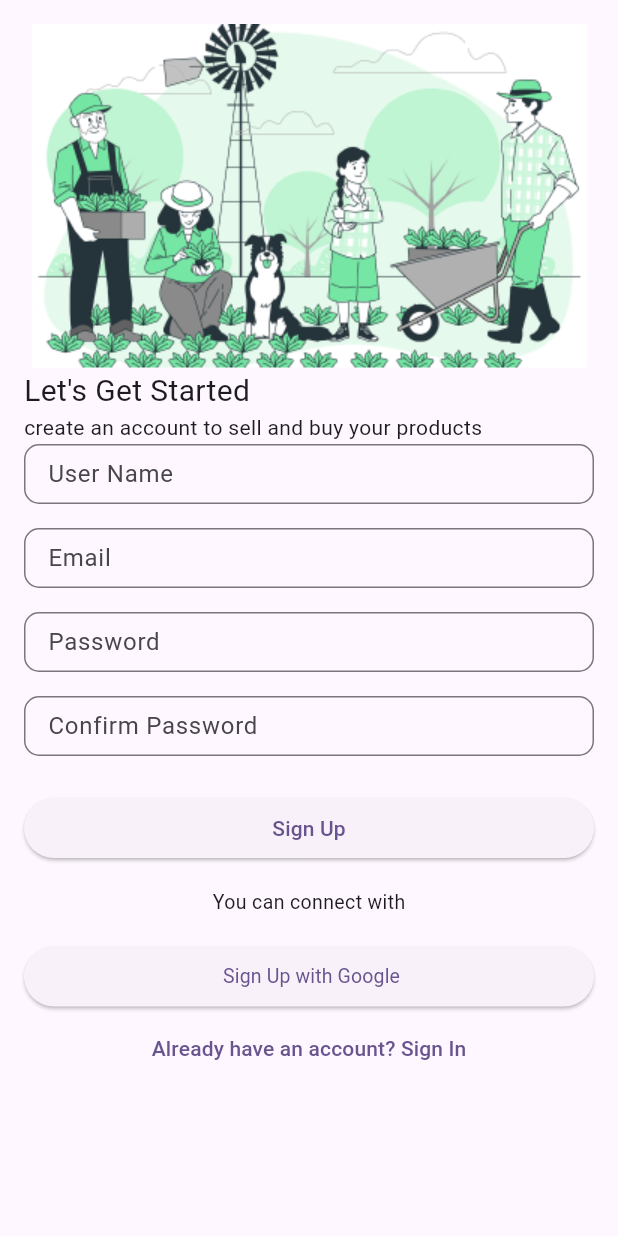
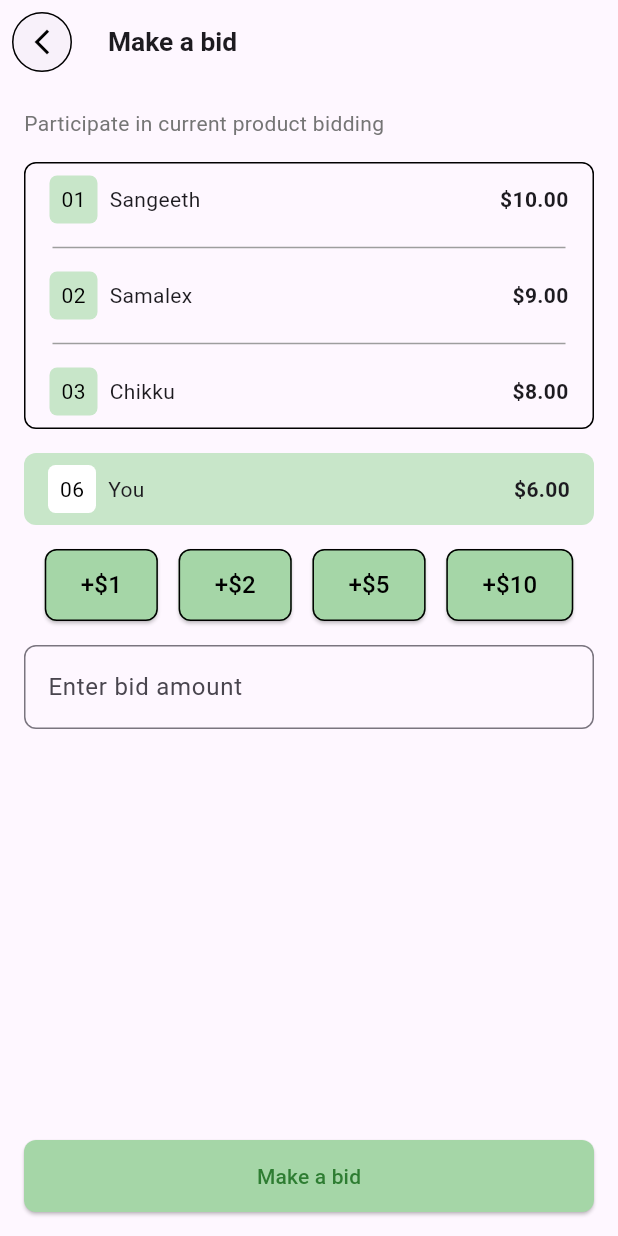
Before and after one commit to Ajeesh-Palathingal/greenery, a Flutter app: the screen it shows after launch, on a phone screen of 412 x 824 dp. Run offline on Flutter 3.47's test engine with Material 3 defaults, Android fonts, the light colour scheme and no system bars; our stand-ins replace flutter_screenutil, flutter_svg, get; Roboto replaces fonts that are missing (Figtree).

Commit message:
make a bid is completed

```diff
--- a/analysis_options.yaml
+++ b/analysis_options.yaml
@@ -7,7 +7,7 @@
 
 # The following line activates a set of recommended lints for Flutter apps,
 # packages, and plugins designed to encourage good coding practices.
-include: package:flutter_lints/flutter.yaml
+# include: package:flutter_lints/flutter.yaml
 
 linter:
   # The lint rules applied to this project can be customized in the
--- a/lib/main.dart
+++ b/lib/main.dart
@@ -1,6 +1,10 @@
 import 'package:flutter/material.dart';
 import 'package:flutter_screenutil/flutter_screenutil.dart';
 import 'package:greenery/screens/authentication/signup/sign_up.dart';
+import 'package:greenery/screens/home/home_screen.dart';
+import 'package:greenery/screens/make_a_bid/make_a_bid.dart';
+
+import 'screens/navbar_controll/navbar_controll_screen.dart';
 
 void main() {
   runApp(const MyApp());
@@ -18,12 +22,13 @@ class MyApp extends StatelessWidget {
         splitScreenMode: true,
         builder: (context, _) {
           return MaterialApp(
+            debugShowCheckedModeBanner: false,
             title: 'Flutter Demo',
             theme: ThemeData(
               colorScheme: ColorScheme.fromSeed(seedColor: Colors.deepPurple),
               useMaterial3: true,
             ),
-            home: SignupPage(),
+            home: MakeABidScreen(),
           );
         });
   }
--- /dev/null
+++ b/lib/screens/make_a_bid/make_a_bid.dart
@@ -0,0 +1,161 @@
+import 'package:flutter/material.dart';
+import 'package:flutter_screenutil/flutter_screenutil.dart';
+import 'package:greenery/screens/widgets/custom_text.dart';
+
+import '../widgets/custom_appbar_widget.dart';
+
+class MakeABidScreen extends StatelessWidget {
+  const MakeABidScreen({super.key});
+
+  @override
+  Widget build(BuildContext context) {
+    return Scaffold(
+      appBar: CustomAppBarWidget(
+        title: "Make a bid",
+      ),
+      body: Column(
+        children: [
+          // Scrollable content
+          Expanded(
+            child: SingleChildScrollView(
+              padding: const EdgeInsets.all(16.0),
+              child: Column(
+                crossAxisAlignment: CrossAxisAlignment.start,
+                children: [
+                  Text(
+                    'Participate in current product bidding',
+                    style: TextStyle(color: Colors.grey[600]),
+                  ),
+                  SizedBox(height: 16),
+                  Container(
+                    decoration: BoxDecoration(
+                      border: Border.all(color: Colors.black),
+                      borderRadius: BorderRadius.circular(8),
+                    ),
+                    child: Column(
+                      children: [
+                        _buildBidItem('01', 'Sangeeth', '\$10.00'),
+                        Divider(
+                          color: Colors.grey,
+                          thickness: 1,
+                          indent: 18,
+                          endIndent: 18,
+                        ),
+                        _buildBidItem('02', 'Samalex', '\$9.00'),
+                        Divider(
+                          color: Colors.grey,
+                          thickness: 1,
+                          indent: 18,
+                          endIndent: 18,
+                        ),
+                        _buildBidItem('03', 'Chikku', '\$8.00'),
+                      ],
+                    ),
+                  ),
+                  SizedBox(height: 16),
+                  _buildBidItem('06', 'You', '\$6.00', isHighlighted: true),
+                  SizedBox(height: 16),
+                  Row(
+                    mainAxisAlignment: MainAxisAlignment.spaceEvenly,
+                    children: [
+                      _buildBidButton('+\$1'),
+                      _buildBidButton('+\$2'),
+                      _buildBidButton('+\$5'),
+                      _buildBidButton('+\$10'),
+                    ],
+                  ),
+                  SizedBox(height: 16),
+                  TextField(
+                    decoration: InputDecoration(
+                      hintText: 'Enter bid amount',
+                      border: OutlineInputBorder(
+                        borderRadius: BorderRadius.circular(8),
+                      ),
+                    ),
+                  ),
+                ],
+              ),
+            ),
+          ),
+          // Button fixed at the bottom
+          SafeArea(
+            child: Padding(
+              padding: const EdgeInsets.all(16.0),
+              child: ElevatedButton(
+                onPressed: () {},
+                style: ElevatedButton.styleFrom(
+                  foregroundColor: Colors.green[800],
+                  backgroundColor: Colors.green[200],
+                  minimumSize: Size(double.infinity, 48),
+                  shape: RoundedRectangleBorder(
+                    borderRadius: BorderRadius.circular(8),
+                  ),
+                ),
+                child: Text('Make a bid'),
+              ),
+            ),
+          ),
+        ],
+      ),
+    );
+  }
+
+  Widget _buildBidItem(String number, String name, String amount,
+      {bool isHighlighted = false}) {
+    return Container(
+      decoration: BoxDecoration(
+        borderRadius: BorderRadius.circular(8),
+        color: isHighlighted ? Colors.green[100] : Colors.transparent,
+      ),
+      padding: EdgeInsets.symmetric(vertical: 8, horizontal: 16),
+      child: Row(
+        mainAxisAlignment: MainAxisAlignment.spaceBetween,
+        children: [
+          Row(
+            children: [
+              Container(
+                decoration: BoxDecoration(
+                  color: isHighlighted ? Colors.white : Colors.green[100],
+                  borderRadius: BorderRadius.circular(5),
+                ),
+                width: 32,
+                height: 32,
+                child: Center(
+                  child: Text(
+                    number,
+                    style: TextStyle(color: Colors.black),
+                  ),
+                ),
+              ),
+              SizedBox(width: 8),
+              Text(name),
+            ],
+          ),
+          Text(
+            amount,
+            style: TextStyle(fontWeight: FontWeight.bold),
+          ),
+        ],
+      ),
+    );
+  }
+
+  Widget _buildBidButton(String text) {
+    return ElevatedButton(
+      onPressed: () {},
+      style: ElevatedButton.styleFrom(
+        foregroundColor: Colors.green[800],
+        backgroundColor: Colors.green[200],
+        minimumSize: Size(64, 48),
+        shape: RoundedRectangleBorder(
+          side: BorderSide(color: Colors.black),
+          borderRadius: BorderRadius.circular(8),
+        ),
+      ),
+      child: Text(
+        text,
+        style: TextStyle(fontSize: 16, color: Colors.black),
+      ),
+    );
+  }
+}
```
Also changed, not shown: pubspec.lock.
